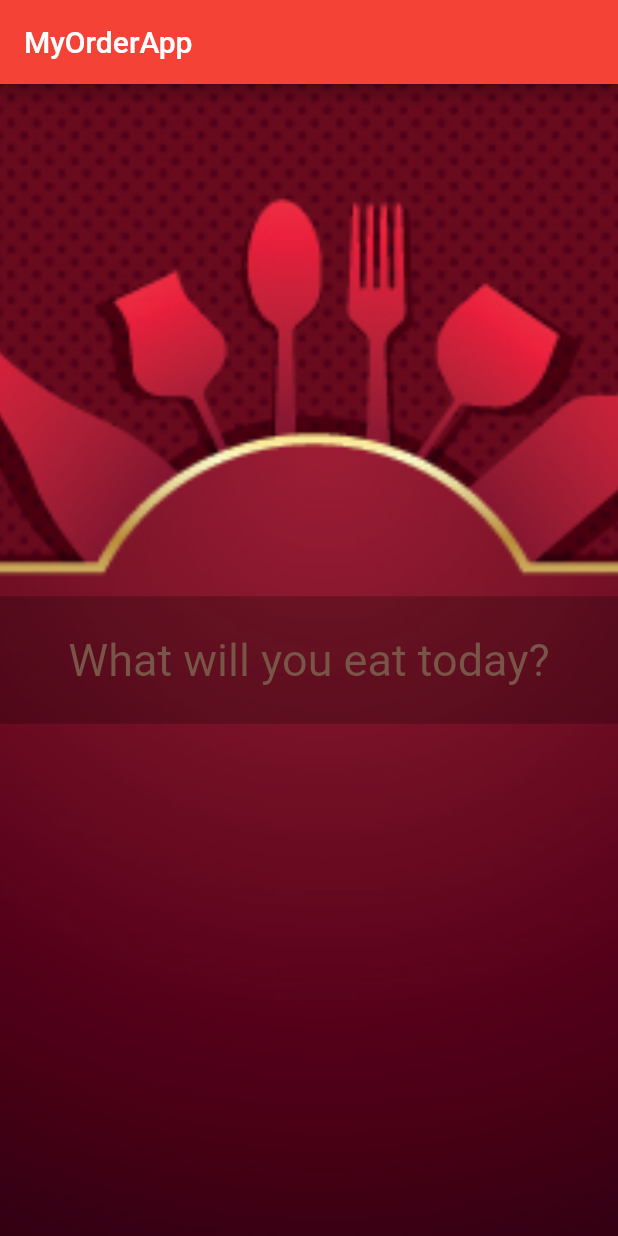
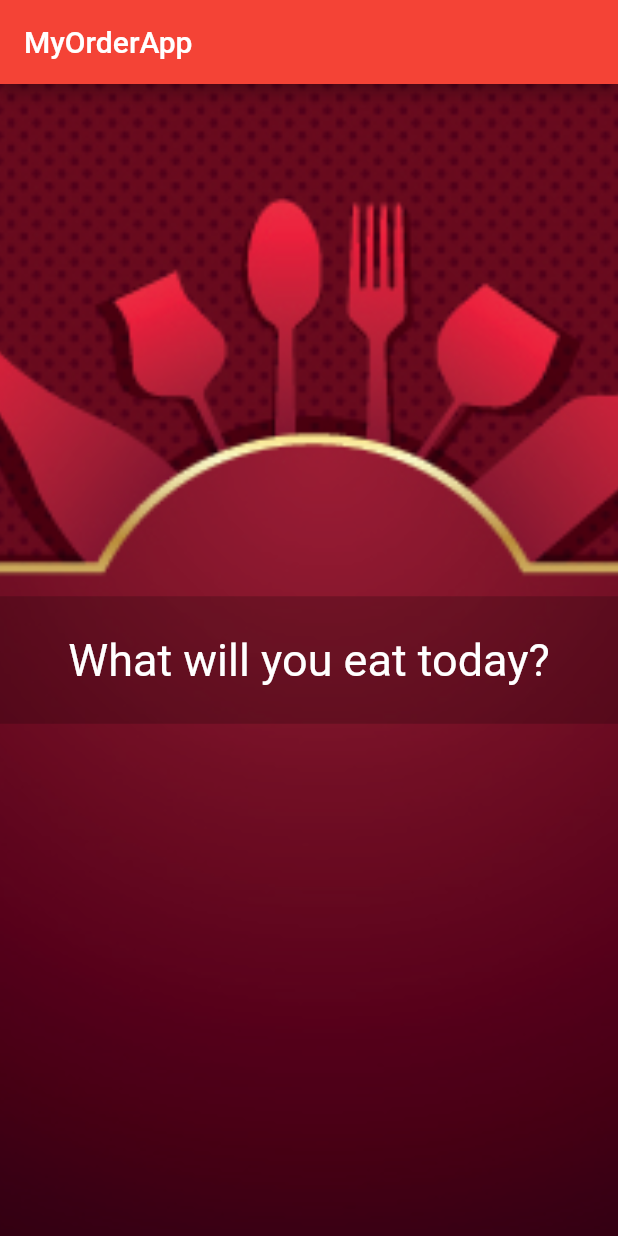
Before and after one commit to Manuel28G/PlatziFlutter, a Flutter app: the screen it shows after launch, on a phone screen of 412 x 824 dp. Run offline on Flutter 3.47's test engine with Material 2 defaults, Android fonts, the phone set to English and light mode, and no system bars.

Commit message:
Change text color

```diff
--- a/lib/main.dart
+++ b/lib/main.dart
@@ -37,10 +37,10 @@ class MyApp extends StatelessWidget {
               child: Container(
                 height: 85.0,
                 width: double.infinity,
-                color: Colors.black.withAlpha(60),
+                color: Colors.black.withAlpha(50),
                 child: Center(
                   child: Text('What will you eat today?',
-                      style: TextStyle(color: Colors.brown, fontSize: 30.0),textAlign: TextAlign.center,),
+                      style: TextStyle(color: Colors.white, fontSize: 30.0),textAlign: TextAlign.center,),
                 ),
               ),
             ),
```
